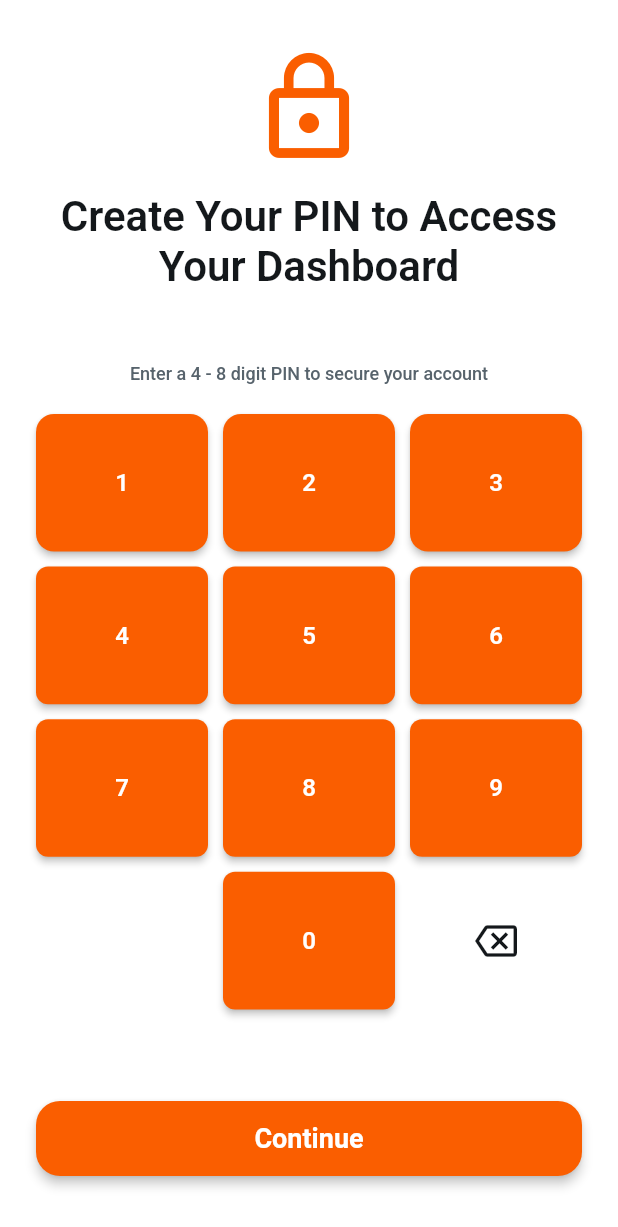
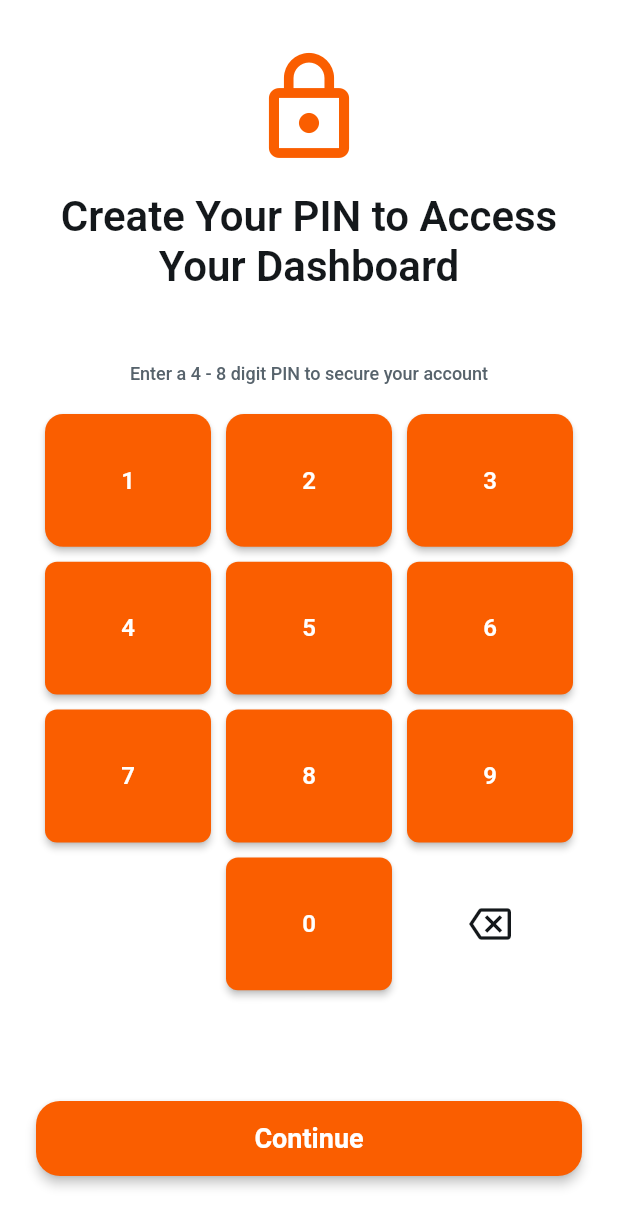
Before and after one commit to decoywalletapp/decoy-wallet-open-source, a Flutter app: the CreatePinWidget screen opened by its route, on a phone screen of 412 x 824 dp. Shown: the top 1227 px of the screen. Run offline on Flutter 3.47's test engine with Material 3 defaults, Android fonts, the phone set to English and light mode, and no system bars; drawn by our look-alikes of auto_size_text; our stand-ins replace app_links, chewie, cloud_firestore, csv, easy_debounce, equatable and 21 more; missing offline and left inert: app_settings, bip32, bip39, cryptography, json_path, mime_type and 1 more; accounts and stored records are empty; network calls fail; Roboto replaces fonts that are missing (Heebo); statements that could not run were skipped.

Commit message:
fix: polish public rehearsal ui

```diff
--- a/lib/home_pages/settings/settings_widget.dart
+++ b/lib/home_pages/settings/settings_widget.dart
@@ -1127,8 +1127,7 @@ class _SettingsWidgetState extends State<SettingsWidget> {
     final commitUrl = DecoyBuildProvenance.commitUrl;
     final sourceLine =
         'Source: ${DecoyBuildProvenance.sourceRef} @ ${DecoyBuildProvenance.shortCommit}';
-    final buildLine =
-        '${DecoyBuildProvenance.buildPlatform} ${DecoyBuildProvenance.versionLabel} - ${DecoyBuildProvenance.buildVerification}';
+    final buildLine = 'Version ${DecoyBuildProvenance.versionLabel}';
 
     final textStyle = FlutterFlowTheme.of(context).bodySmall.override(
           fontFamily: 'Inter',
--- a/lib/pin_pages/create_pin/create_pin_widget.dart
+++ b/lib/pin_pages/create_pin/create_pin_widget.dart
@@ -801,10 +801,11 @@ class _CreatePinWidgetState extends State<CreatePinWidget> {
                                           Expanded(
                                             child: Padding(
                                               padding: EdgeInsetsDirectional
-                                                  .fromSTEB(
-                                                      0.0, 0.0, 0.0, 24.0),
+                                                  .fromSTEB(6.0, 0.0, 6.0, 0.0),
                                               child: GridView(
                                                 padding: EdgeInsets.zero,
+                                                physics:
+                                                    NeverScrollableScrollPhysics(),
                                                 gridDelegate:
                                                     SliverGridDelegateWithFixedCrossAxisCount(
                                                   crossAxisCount: 3,
@@ -2238,10 +2239,11 @@ class _CreatePinWidgetState extends State<CreatePinWidget> {
                                           Expanded(
                                             child: Padding(
                                               padding: EdgeInsetsDirectional
-                                                  .fromSTEB(
-                                                      0.0, 0.0, 0.0, 24.0),
+                                                  .fromSTEB(6.0, 0.0, 6.0, 0.0),
                                               child: GridView(
                                                 padding: EdgeInsets.zero,
+                                                physics:
+                                                    NeverScrollableScrollPhysics(),
                                                 gridDelegate:
                                                     SliverGridDelegateWithFixedCrossAxisCount(
                                                   crossAxisCount: 3,
```
